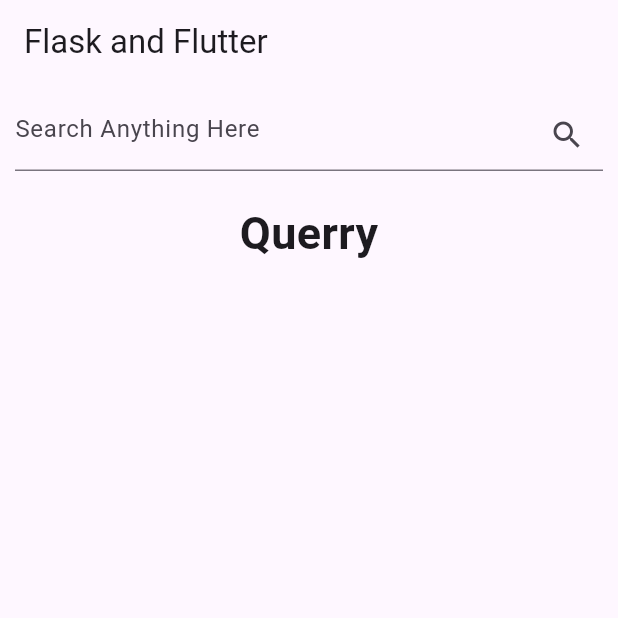
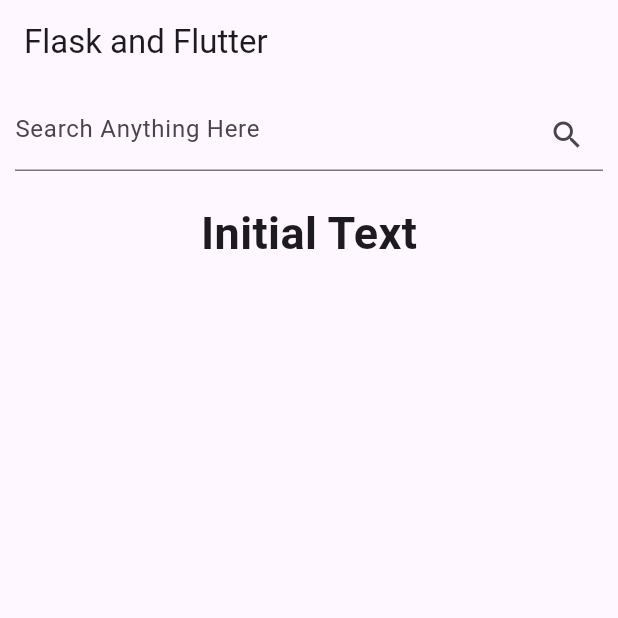
Before and after one commit to suraj-yadav0/flaskwithflutter_tutorial, a Flutter app: the screen it shows after launch, on a phone screen of 412 x 824 dp, the top half of it. Run offline on Flutter 3.47's test engine with Material 3 defaults, Android fonts, the light colour scheme and no system bars.

Commit message:
finally connected with flask

```diff
--- a/lib/api.dart
+++ b/lib/api.dart
@@ -1,6 +1,6 @@
 import 'package:http/http.dart' as http;
 
-Future getdata(url) async {
-  http.Response response = await http.get(url);
+ getdata(url) async {
+  http.Response response = await http.get(Uri.parse(url));
   return response.body;
 }
--- a/lib/home_screen.dart
+++ b/lib/home_screen.dart
@@ -10,10 +10,11 @@
 }
 
 class _HomeScreenState extends State<HomeScreen> {
-  late String url;
-  var Data;
+  late String url = "";
 
-  String QuerryText = 'Querry';
+  var data;
+
+  String output = 'Initial Text';
   @override
   Widget build(BuildContext context) {
     return Scaffold(
@@ -26,16 +27,16 @@
             padding: const EdgeInsets.all(10),
             child: TextField(
               onChanged: (value) {
-                url = 'http://10.0.2.2:5000/api?Querry=' + value.toString();
+                url = 'http://10.0.2.2:5000/api?query=' + value.toString();
               },
               decoration: InputDecoration(
                 hintText: "Search Anything Here",
                 suffixIcon: GestureDetector(
                   onTap: () async {
-                    Data = await getdata(Uri.parse(url));
-                    var decodedData = jsonDecode(Data);
+                    data = await getdata((url));
+                    var decodedData = jsonDecode(data);
                     setState(() {
-                      QuerryText = decodedData['Querry'];
+                    output = decodedData['output'];
                     });
                   },
                   child: const Icon(Icons.search),
@@ -46,7 +47,7 @@
           Padding(
             padding: const EdgeInsets.all(10),
             child: Text(
-              QuerryText,
+              output,
               style: const TextStyle(fontSize: 30, fontWeight: FontWeight.bold),
             ),
           )
```
